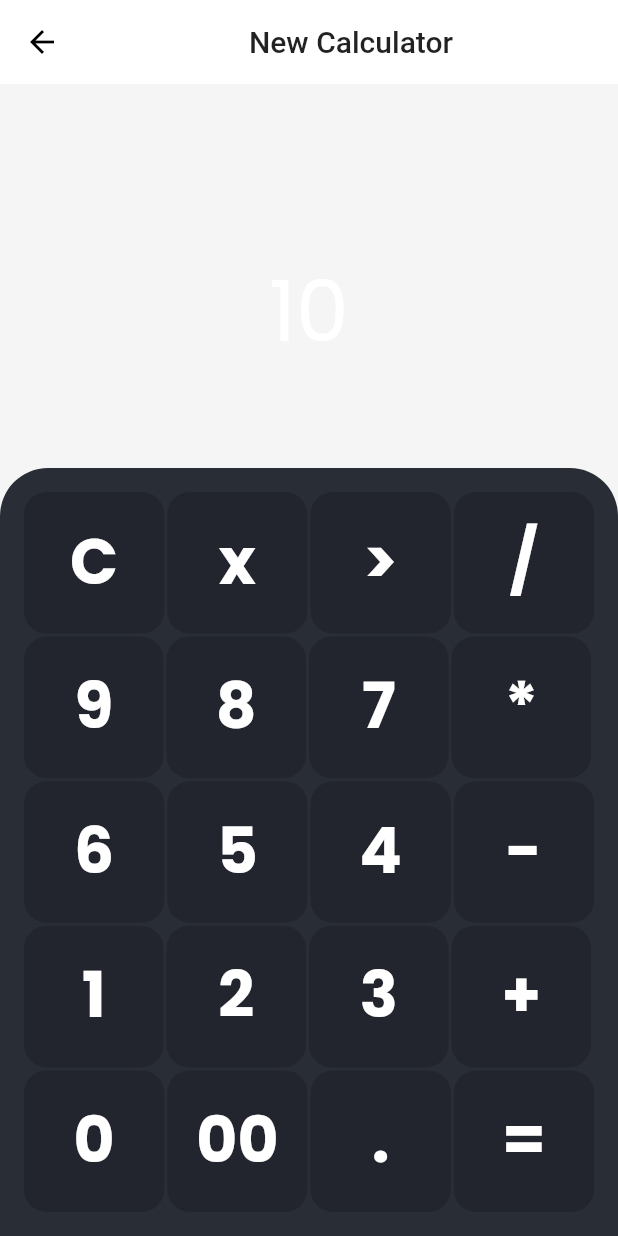
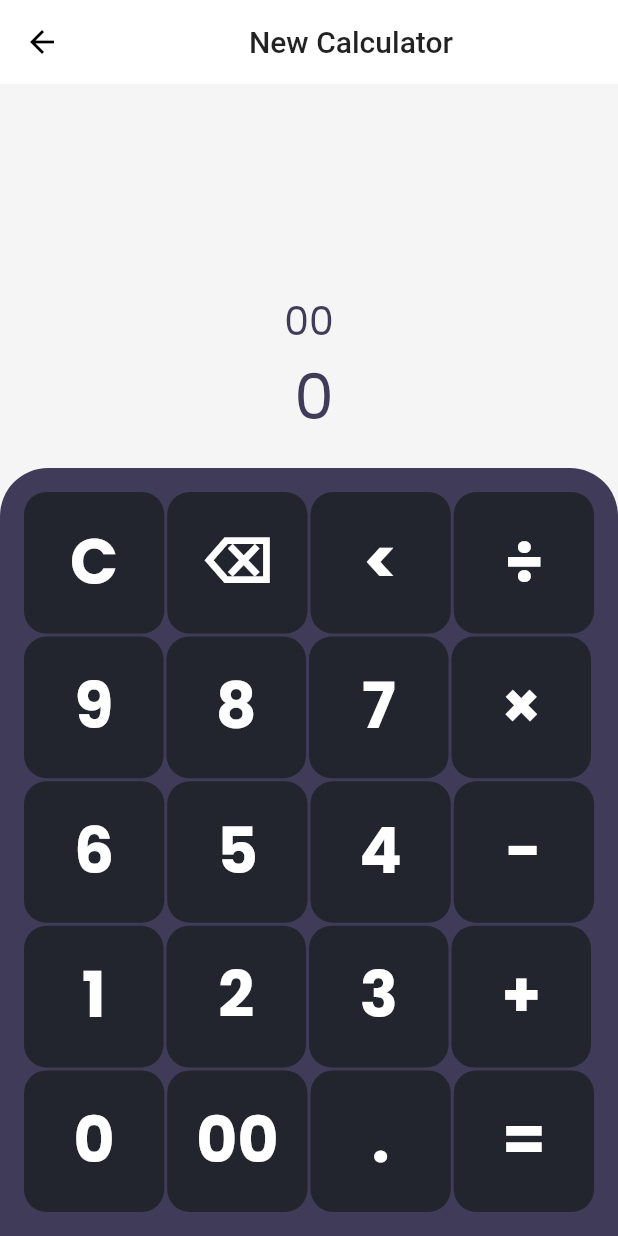
Before and after one commit to ashikulislamdev/learn_flutter, a Flutter app: the MyCalculator screen opened by its route, after a tap on "00", on a phone screen of 412 x 824 dp. Run offline on Flutter 3.47's test engine with Material 2 defaults, Android fonts, the phone set to English and light mode, and no system bars; our stand-ins replace google_fonts, math_expressions, velocity_x.

Commit message:
change icon

```diff
--- a/lib/calculator/buttonWidget.dart
+++ b/lib/calculator/buttonWidget.dart
@@ -4,14 +4,14 @@ import 'package:velocity_x/velocity_x.dart';
 
 class CalculatorButton extends StatelessWidget {
   final String button_text;
-  final Function callback;
-  const CalculatorButton({ Key? key, required this.button_text, required this.callback }) : super(key: key);
+  final Function btnOnClick;
+  const CalculatorButton({ Key? key, required this.button_text, required this.btnOnClick }) : super(key: key);
 
   @override
   Widget build(BuildContext context) {
     return Expanded(
       child: ElevatedButton(
-        onPressed: ()=> callback(button_text),
+        onPressed: ()=> btnOnClick(button_text),
         child: button_text.text.xl5.center.bold.color(CalColor.numbers).make().whFull(context).pOnly(top: 15),
         style: ElevatedButton.styleFrom(
           primary: CalColor.bg1,
--- a/lib/calculator/calculator.dart
+++ b/lib/calculator/calculator.dart
@@ -1,7 +1,8 @@
 import 'package:flutter/material.dart';
 import 'package:learn_app/calculator/buttonWidget.dart';
-import 'package:learn_app/calculator/calculator_color.dart';
+import 'package:learn_app/widgets/themes.dart';
 import 'package:velocity_x/velocity_x.dart';
+import 'package:math_expressions/math_expressions.dart';
 
 
 class MyCalculator extends StatefulWidget {
@@ -13,55 +14,43 @@ class MyCalculator extends StatefulWidget {
 
 class My_CalculatorState extends State<MyCalculator> {
 
-  int firstNum = 0;
-  int lastNum = 0;
-  String histry = '';
-  String textToDisplay = '10';
-  String res = '10';
-  String oparetion = '-';
+  String eqution = '0';
+  String result = '0';
+  String exprassion = '';
 
-  void btnOnClick(String btnVal){
-    print(btnVal);
-    if (btnVal == 'AC') {
-      textToDisplay = '';
-      firstNum = 0;
-      lastNum = 0;
-      res = '';
-    }else if (btnVal == 'x') {
-      textToDisplay = '';
-      firstNum = 0;
-      lastNum = 0;
-      res = '';
-      histry = '';
-    }else if (btnVal == '+' || btnVal == '-' || btnVal == '*' || btnVal == '/') {
-      firstNum = int.parse(textToDisplay);
-      res = '';
-      oparetion = btnVal;
-    } else if (btnVal == '=') {
-      lastNum = int.parse(textToDisplay);
-      if (oparetion == '+') {
-        res = (firstNum + lastNum).toString();
-        histry = firstNum.toString() + oparetion.toString() + lastNum.toString();
+  void btnOnClick(String btnText){
+    setState(() {
+      if (btnText == 'C') {
+        eqution = '0';
+        btnText = '0';
+        result = '0';
+      }else if (btnText == '⌫') {
+        eqution = eqution.substring(0, eqution.length - 1);
+        if (eqution == '') {
+          eqution = '0';
+        }
+      }else if (btnText == '=') {
+
+        exprassion = eqution;
+        exprassion = exprassion.replaceAll('×', '*');
+        exprassion = exprassion.replaceAll('÷', '/');
+        try {
+          Parser p = Parser();
+          Expression exp = p.parse(exprassion);
+
+          ContextModel cm = ContextModel();
+          result = '${exp.evaluate(EvaluationType.REAL, cm)}';
+        } catch (e) {
+          result = 'Error';
+        }
+      }else{
+        if (eqution == '0') {
+          eqution = btnText;
+        }else{
+          eqution = eqution + btnText;
+        }
       }
-      if (oparetion == '-') {
-        res = (firstNum - lastNum).toString();
-        histry = firstNum.toString() + oparetion.toString() + lastNum.toString();
-      }
-      if (oparetion == '*') {
-        res = (firstNum * lastNum).toString();
-        histry = firstNum.toString() + oparetion.toString() + lastNum.toString();
-      }
-      if (oparetion == '/') {
-        res = (firstNum / lastNum).toString();
-        histry = firstNum.toString() + oparetion.toString() + lastNum.toString();
-      }else{
-        res = int.parse(textToDisplay + btnVal).toString();
-      }
-
-    }
-      setState(() {
-        textToDisplay = res;
-      });
+    });
   }
 
   @override
@@ -81,8 +70,8 @@ class My_CalculatorState extends State<MyCalculator> {
                 crossAxisAlignment: CrossAxisAlignment.end,
                 mainAxisAlignment: MainAxisAlignment.end,
                 children: [
-                  textToDisplay.text.xl6.color(CalColor.numbers).overflow(TextOverflow.ellipsis).make(),
-                  histry.text.xl4.color(CalColor.numbers).overflow(TextOverflow.ellipsis).make(),
+                  eqution.text.xl3.color(context.accentColor).overflow(TextOverflow.ellipsis).make(),
+                  result.text.xl5.color(context.accentColor).overflow(TextOverflow.ellipsis).make(),
                 ],
               ),
             ),
@@ -91,7 +80,7 @@ class My_CalculatorState extends State<MyCalculator> {
               child: Container(
               padding: EdgeInsets.all(16),
               decoration: BoxDecoration(
-                color: CalColor.bg2,
+                color: context.accentColor,
                 borderRadius: BorderRadius.vertical(top: Radius.circular(32)),
               ),
               child: Column(
@@ -99,52 +88,40 @@ class My_CalculatorState extends State<MyCalculator> {
                   Expanded(
                     child: Row(
                       children: [
-                        CalculatorButton(button_text: 'C', callback: btnOnClick,),2.widthBox,
-
-                        CalculatorButton(button_text: 'x', callback: btnOnClick,),2.widthBox,
-
-                        CalculatorButton(button_text: '>', callback: btnOnClick),2.widthBox,
-
-                        CalculatorButton(button_text: '/', callback: btnOnClick),
+                        CalculatorButton(button_text: 'C', btnOnClick: btnOnClick,),2.widthBox,
+                        CalculatorButton(button_text: '⌫', btnOnClick: btnOnClick,),2.widthBox,
+                        CalculatorButton(button_text: '<', btnOnClick: btnOnClick),2.widthBox,
+                        CalculatorButton(button_text: '÷', btnOnClick: btnOnClick),
                       ],
                     ),
                   ),2.heightBox,
                   Expanded(
                     child: Row(
                       children: [
-                        CalculatorButton(button_text: '9', callback: btnOnClick),2.widthBox,
-
-                        CalculatorButton(button_text: '8', callback: btnOnClick),2.widthBox,
-
-                        CalculatorButton(button_text: '7', callback: btnOnClick),2.widthBox,
-
-                        CalculatorButton(button_text: '*', callback: btnOnClick),2.widthBox,
+                        CalculatorButton(button_text: '9', btnOnClick: btnOnClick),2.widthBox,
+                        CalculatorButton(button_text: '8', btnOnClick: btnOnClick),2.widthBox,
+                        CalculatorButton(button_text: '7', btnOnClick: btnOnClick),2.widthBox,
+                        CalculatorButton(button_text: '×', btnOnClick: btnOnClick),2.widthBox,
                       ],
                     ),
                   ),2.heightBox,
                   Expanded(
                     child: Row(
                       children: [
-                        CalculatorButton(button_text: '6', callback: btnOnClick),2.widthBox,
-
-                        CalculatorButton(button_text: '5', callback: btnOnClick),2.widthBox,
-
-                        CalculatorButton(button_text: '4', callback: btnOnClick),2.widthBox,
-
-                        CalculatorButton(button_text: '-', callback: btnOnClick),
+                        CalculatorButton(button_text: '6', btnOnClick: btnOnClick),2.widthBox,
+                        CalculatorButton(button_text: '5', btnOnClick: btnOnClick),2.widthBox,
+                        CalculatorButton(button_text: '4', btnOnClick: btnOnClick),2.widthBox,
+                        CalculatorButton(button_text: '-', btnOnClick: btnOnClick),
                       ],
                     ),
                   ),2.heightBox,
                   Expanded(
                     child: Row(
                       children: [
-                        CalculatorButton(button_text: '1', callback: btnOnClick),2.widthBox,
-
-                        CalculatorButton(button_text: '2', callback: btnOnClick),2.widthBox,
-
-                        CalculatorButton(button_text: '3', callback: btnOnClick),2.widthBox,
-
-                        CalculatorButton(button_text: '+', callback: btnOnClick),2.widthBox,
+                        CalculatorButton(button_text: '1', btnOnClick: btnOnClick),2.widthBox,
+                        CalculatorButton(button_text: '2', btnOnClick: btnOnClick),2.widthBox,
+                        CalculatorButton(button_text: '3', btnOnClick: btnOnClick),2.widthBox,
+                        CalculatorButton(button_text: '+', btnOnClick: btnOnClick),2.widthBox,
                       ],
                     ),
                   ),2.heightBox,
@@ -152,13 +129,10 @@ class My_CalculatorState extends State<MyCalculator> {
                   Expanded(
                     child: Row(
                       children: [
-                        CalculatorButton(button_text: '0', callback: btnOnClick),2.widthBox,
-
-                        CalculatorButton(button_text: '00', callback: btnOnClick),2.widthBox,
-
-                        CalculatorButton(button_text: '.', callback: btnOnClick),2.widthBox,
-
-                        CalculatorButton(button_text: '=', callback: btnOnClick),
+                        CalculatorButton(button_text: '0', btnOnClick: btnOnClick),2.widthBox,
+                        CalculatorButton(button_text: '00', btnOnClick: btnOnClick),2.widthBox,
+                        CalculatorButton(button_text: '.', btnOnClick: btnOnClick),2.widthBox,
+                        CalculatorButton(button_text: '=', btnOnClick: btnOnClick),
                       ],
                     ),
                   ),
--- a/lib/class_files/borderBox/class_home.dart
+++ b/lib/class_files/borderBox/class_home.dart
@@ -2,8 +2,8 @@ import 'package:flutter/material.dart';
 
 import 'borderBox.dart';
 
-class ClassShowFile extends StatelessWidget {
-  const ClassShowFile({ Key? key }) : super(key: key);
+class ClassShowFileForm extends StatelessWidget {
+  const ClassShowFileForm({ Key? key }) : super(key: key);
 
   @override
   Widget build(BuildContext context) {
--- a/lib/main.dart
+++ b/lib/main.dart
@@ -9,7 +9,7 @@ import 'package:learn_app/widgets/tabs.dart';
 import 'package:learn_app/widgets/themes.dart';
 
 import 'calculator/calculator.dart';
-import 'class_files/form/form.dart';
+import 'class_files/class_main.dart';
 
 void main() {
   runApp(MyApp());
@@ -27,11 +27,11 @@ class MyApp extends StatelessWidget {
       //home: classPrectice(),
       //initialRoute: '/',
 
-      initialRoute: MyRoutes.calculateRoute,
+      initialRoute: MyRoutes.classShowFile,
 
       routes: {
         '/' : (context) => LoginPage(),
-        MyRoutes.classShowFile : (context) => NewForm(),
+        MyRoutes.classShowFile : (context) => ClassShowFile(),
         MyRoutes.calculateRoute : (context) => MyCalculator(),
         MyRoutes.homeRoute : (context) => HomePage(),
         MyRoutes.loginRoute : (context) => LoginPage(),
--- a/pubspec.yaml
+++ b/pubspec.yaml
@@ -30,18 +30,18 @@ dependencies:
   cupertino_icons: ^1.0.2
   google_fonts: ^2.1.0
   velocity_x: ^1.4.1
+  math_expressions: ^2.2.0
   flutter_launcher_icons: ^0.9.2
-  math_expressions: ^2.2.0
 
 dev_dependencies:
   flutter_test:
     sdk: flutter
 
-
 flutter_icons:
   android: true
   ios: true
   image_path: "assets/icons/AllInOne.png"
+
 # For information on the generic Dart part of this file, see the
 # following page: https://dart.dev/tools/pub/pubspec
 
```
Also changed, not shown: lib/class_files/class_main.dart (added, +18 -0 lines), lib/class_files/form/form_val.dart (added, +57 -0 lines), 20 other files.
